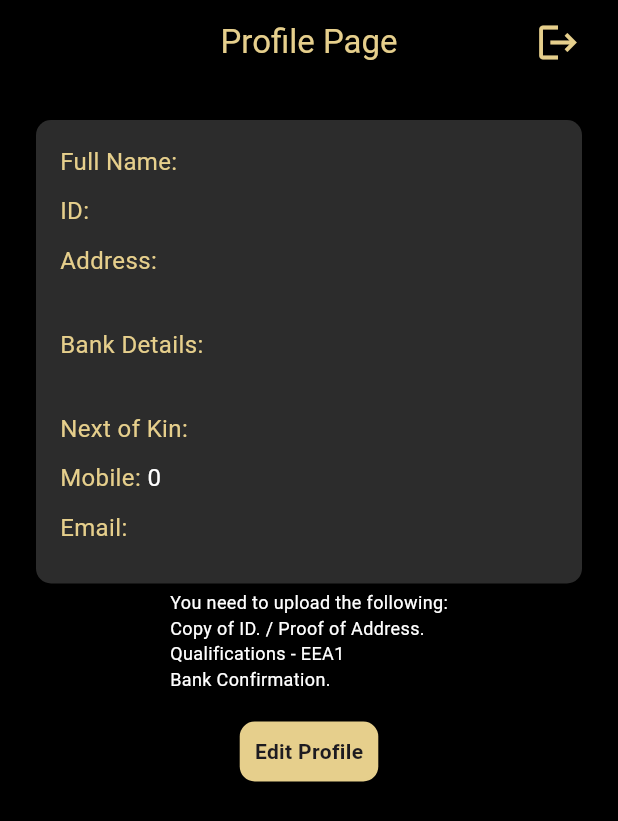
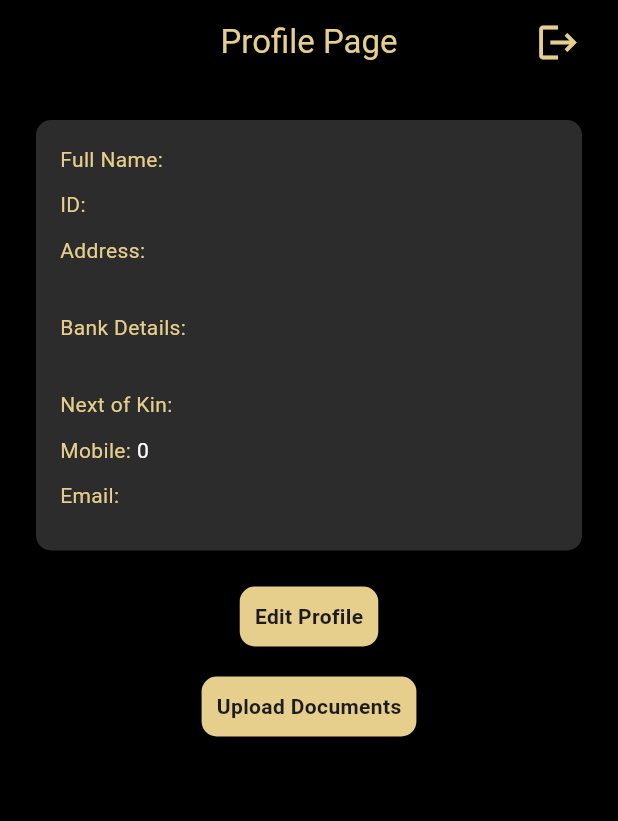
Before and after one commit to flutify-sa/sincot, a Flutter app: the screen it shows once a user with an empty profile is signed in, on a phone screen of 412 x 824 dp. Shown: the top 821 px of the screen. Run offline on Flutter 3.47's test engine with Material 3 defaults, Android fonts, the phone set to English and light mode, and no system bars; our stand-ins replace shared_preferences, supabase_flutter; accounts and stored records are empty.

Commit message:
upload docs page done. nn to do code.

```diff
--- a/lib/profilepage.dart
+++ b/lib/profilepage.dart
@@ -6,6 +6,7 @@ import 'package:shared_preferences/shared_preferences.dart';
 import 'package:sincot/authservice.dart';
 import 'package:sincot/loginpage.dart';
 import 'package:sincot/profilebutton.dart';
+import 'package:sincot/uploaddocuments.dart';
 import 'package:supabase_flutter/supabase_flutter.dart';
 
 class ProfilePage extends StatefulWidget {
@@ -234,7 +235,9 @@ class _ProfilePageState extends State<ProfilePage> {
         backgroundColor: Colors.black,
         title: Text(
           'Profile Page',
-          style: TextStyle(color: Color(0xffe6cf8c)),
+          style: TextStyle(
+            color: Color(0xffe6cf8c),
+          ),
         ),
         centerTitle: true,
         actions: [
@@ -269,11 +272,11 @@ class _ProfilePageState extends State<ProfilePage> {
                           Text(
                             'Full Name: ',
                             style: TextStyle(
-                                color: Color(0xffe6cf8c), fontSize: 16),
+                                color: Color(0xffe6cf8c), fontSize: 14),
                           ),
                           Text(
                             '${_nameController.text} ${_surnameController.text}',
-                            style: TextStyle(color: Colors.white, fontSize: 16),
+                            style: TextStyle(color: Colors.white, fontSize: 14),
                           ),
                         ],
                       ),
@@ -283,11 +286,11 @@ class _ProfilePageState extends State<ProfilePage> {
                           Text(
                             'ID: ',
                             style: TextStyle(
-                                color: Color(0xffe6cf8c), fontSize: 16),
+                                color: Color(0xffe6cf8c), fontSize: 14),
                           ),
                           Text(
                             _idController.text,
-                            style: TextStyle(color: Colors.white, fontSize: 16),
+                            style: TextStyle(color: Colors.white, fontSize: 14),
                           ),
                         ],
                       ),
@@ -295,21 +298,21 @@ class _ProfilePageState extends State<ProfilePage> {
                       Text(
                         'Address:',
                         style:
-                            TextStyle(color: Color(0xffe6cf8c), fontSize: 16),
+                            TextStyle(color: Color(0xffe6cf8c), fontSize: 14),
                       ),
                       Text(
                         _addressController.text,
-                        style: TextStyle(color: Colors.white, fontSize: 16),
+                        style: TextStyle(color: Colors.white, fontSize: 14),
                       ),
                       SizedBox(height: 10),
                       Text(
                         'Bank Details:',
                         style:
-                            TextStyle(color: Color(0xffe6cf8c), fontSize: 16),
+                            TextStyle(color: Color(0xffe6cf8c), fontSize: 14),
                       ),
                       Text(
                         _bankDetailsController.text,
-                        style: TextStyle(color: Colors.white, fontSize: 16),
+                        style: TextStyle(color: Colors.white, fontSize: 14),
                       ),
                       SizedBox(height: 10),
                       Row(
@@ -317,11 +320,11 @@ class _ProfilePageState extends State<ProfilePage> {
                           Text(
                             'Next of Kin: ',
                             style: TextStyle(
-                                color: Color(0xffe6cf8c), fontSize: 16),
+                                color: Color(0xffe6cf8c), fontSize: 14),
                           ),
                           Text(
                             _nextOfKinController.text,
-                            style: TextStyle(color: Colors.white, fontSize: 16),
+                            style: TextStyle(color: Colors.white, fontSize: 14),
                           ),
                         ],
                       ),
@@ -331,11 +334,11 @@ class _ProfilePageState extends State<ProfilePage> {
                           Text(
                             'Mobile: ',
                             style: TextStyle(
-                                color: Color(0xffe6cf8c), fontSize: 16),
+                                color: Color(0xffe6cf8c), fontSize: 14),
                           ),
                           Text(
                             '0${_mobileController.text}', // Prepend 0 for display
-                            style: TextStyle(color: Colors.white, fontSize: 16),
+                            style: TextStyle(color: Colors.white, fontSize: 14),
                           ),
                         ],
                       ),
@@ -347,13 +350,13 @@ class _ProfilePageState extends State<ProfilePage> {
                           Text(
                             'Email: ',
                             style: TextStyle(
-                                color: Color(0xffe6cf8c), fontSize: 16),
+                                color: Color(0xffe6cf8c), fontSize: 14),
                           ),
                           Expanded(
                             child: Text(
                               _userEmail,
                               style:
-                                  TextStyle(color: Colors.white, fontSize: 16),
+                                  TextStyle(color: Colors.white, fontSize: 14),
                               overflow: TextOverflow
                                   .ellipsis, // Optional: Adds "..." if text is too long
                             ),
@@ -365,15 +368,23 @@ class _ProfilePageState extends State<ProfilePage> {
                   ),
                 ),
               ),
-              Text(
-                'You need to upload the following:\nCopy of ID. / Proof of Address.\nQualifications - EEA1\nBank Confirmation.',
-                style: TextStyle(color: Colors.white, fontSize: 12),
-              ),
+              //  UploadDocuments(),
             ],
             SizedBox(height: 20), // Add spacing between sections
             MyProfileButton(
               onTap: _showEditProfileDialog,
               text: 'Edit Profile',
+            ),
+            SizedBox(height: 20), // Add spacing between sections
+            MyProfileButton(
+              onTap: () {
+                // Navigate to UploadDocuments screen
+                Navigator.push(
+                  context,
+                  MaterialPageRoute(builder: (context) => UploadDocuments()),
+                );
+              },
+              text: 'Upload Documents',
             ),
           ],
         ),
```
Also changed, not shown: lib/uploadbutton.dart (added, +39 -0 lines), lib/uploaddocuments.dart (added, +142 -0 lines).
